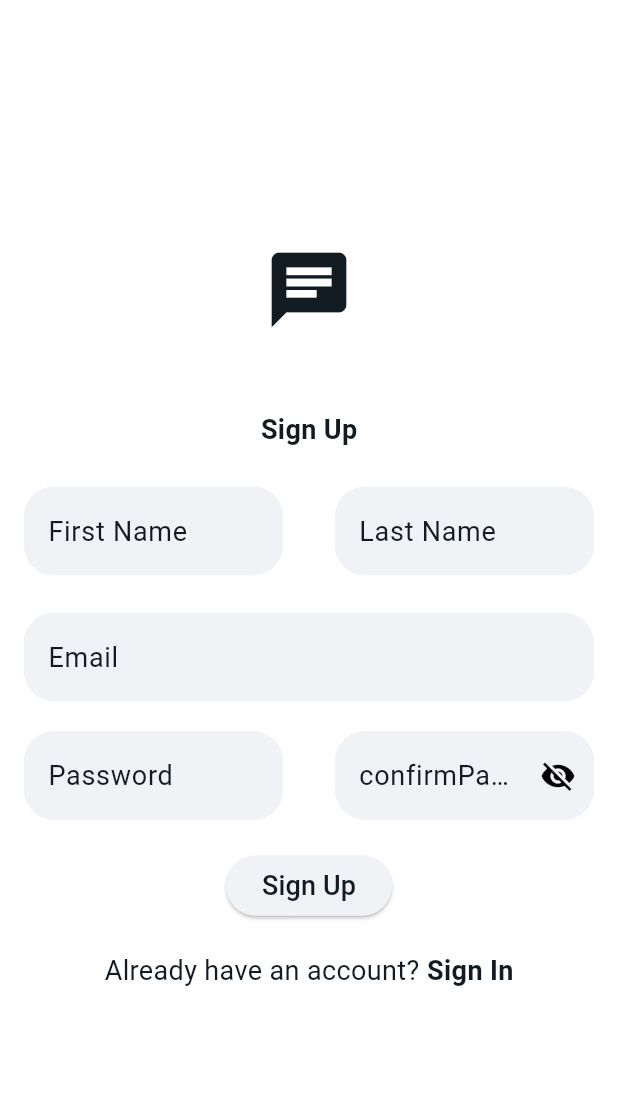
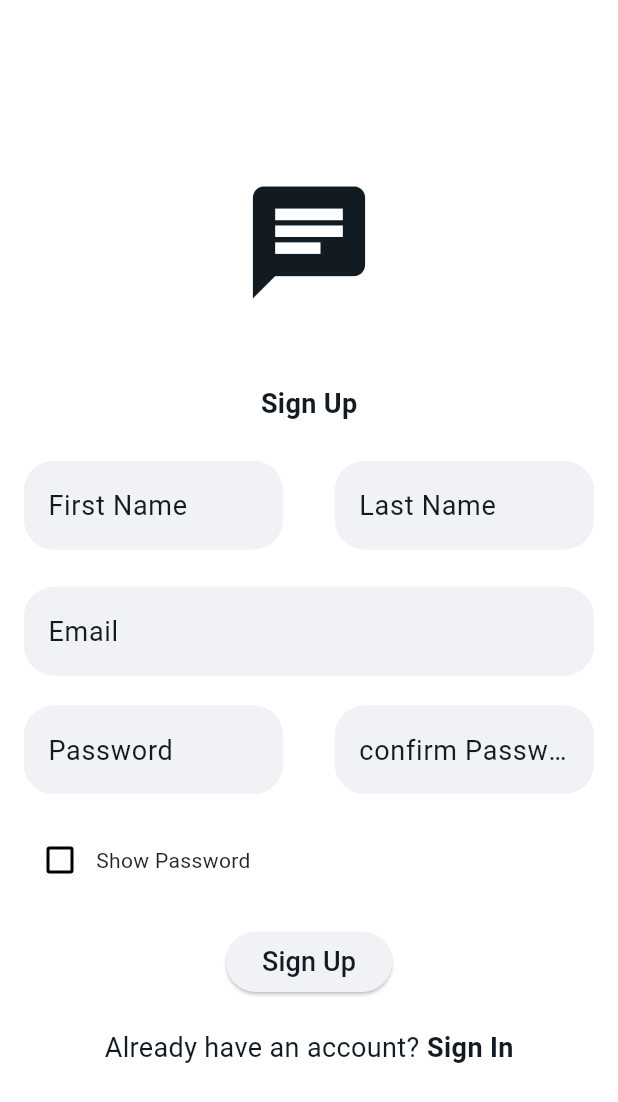
Before and after one commit to m7md3bbas/BuddyChat, a Flutter app: the screen it shows after launch, after a tap on "Sign Up", on a phone screen of 412 x 824 dp. Shown: the top 1102 px of the screen. Run offline on Flutter 3.47's test engine with Material 3 defaults, Android fonts, the phone set to English and light mode, and no system bars; our stand-ins replace bloc, cloud_firestore, dartz, firebase_auth, firebase_core, flutter_bloc and 5 more; missing offline and left inert: firebase_cloud_firestore; accounts and stored records are empty.

Commit message:
fix some feature in register and login

```diff
--- a/lib/features/auth/presentation/views/login.dart
+++ b/lib/features/auth/presentation/views/login.dart
@@ -2,6 +2,7 @@ import 'package:TaklyAPP/core/functions/font_size_controller.dart';
 import 'package:TaklyAPP/core/widgets/mybutton.dart';
 import 'package:TaklyAPP/core/widgets/mytextfield.dart';
 import 'package:TaklyAPP/features/auth/presentation/manager/cubit/auth_cubit.dart';
+import 'package:TaklyAPP/features/auth/presentation/views/widgets/show_password.dart';
 import 'package:flutter/material.dart';
 import 'package:flutter_bloc/flutter_bloc.dart';
 import 'package:get/get.dart';
@@ -48,12 +49,13 @@ class _LoginState extends State<Login> {
                   child: Center(
                     child: Column(
                       children: [
-                        const SizedBox(
-                          height: 50,
+                        SizedBox(
+                          height: context.height * 0.15,
                         ),
                         Icon(
                           Icons.chat,
-                          size: 60,
+                          size:
+                              Get.find<FontSizeController>().fontSize.value * 5,
                           color: Theme.of(context).colorScheme.primary,
                         ),
                         const SizedBox(
@@ -93,44 +95,7 @@ class _LoginState extends State<Login> {
                         const SizedBox(
                           height: 20,
                         ),
-                        Row(
-                          children: [
-                            ValueListenableBuilder<bool>(
-                              valueListenable: isObscuredNotifier,
-                              builder: (context, isObscured, child) {
-                                return Checkbox(
-                                  value: !isObscured,
-                                  onChanged: (value) {
-                                    isObscuredNotifier.value = !isObscured;
-                                  },
-                                );
-                              },
-                            ),
-                            const Text('Show Password'),
-                            const Spacer(),
-                            GestureDetector(
-                              onTap: () {
-                                Get.toNamed('/forgetPassword');
-                              },
-                              child: GestureDetector(
-                                onTap: () => Get.toNamed('/forgetPassword'),
-                                child: Obx(() {
-                                  return Text(
-                                    'forgetPassword'.tr,
-                                    style: TextStyle(
-                                      fontSize: Get.find<FontSizeController>()
-                                          .fontSize
-                                          .value,
-                                      color:
-                                          Theme.of(context).colorScheme.primary,
-                                      fontWeight: FontWeight.bold,
-                                    ),
-                                  );
-                                }),
-                              ),
-                            )
-                          ],
-                        ),
+                        ShowPassword(isLogin: true,isObscuredNotifier: isObscuredNotifier),
                         const SizedBox(
                           height: 20,
                         ),
@@ -194,12 +159,8 @@ class _LoginState extends State<Login> {
     );
   }
 
-  void unfocusKeyboard() {
+  void login() {
     FocusScope.of(context).unfocus();
-  }
-
-  void login() {
-    unfocusKeyboard();
 
     if (emailController.text.isNotEmpty && passwordController.text.isNotEmpty) {
       cubit.loginUser(
--- a/lib/features/auth/presentation/views/register.dart
+++ b/lib/features/auth/presentation/views/register.dart
@@ -5,30 +5,29 @@ import 'package:TaklyAPP/core/validtors/password_validators.dart';
 import 'package:TaklyAPP/core/widgets/mybutton.dart';
 import 'package:TaklyAPP/core/widgets/mytextfield.dart';
 import 'package:TaklyAPP/features/auth/presentation/manager/cubit/auth_cubit.dart';
+import 'package:TaklyAPP/features/auth/presentation/views/widgets/show_password.dart';
 import 'package:flutter/material.dart';
 import 'package:flutter_bloc/flutter_bloc.dart';
 import 'package:get/get.dart';
 
 class Register extends StatefulWidget {
-  const Register({super.key,});
+  const Register({
+    super.key,
+  });
 
   @override
   State<Register> createState() => _RegisterState();
 }
 
 class _RegisterState extends State<Register> {
-  final fnameController = TextEditingController();
-
-  final lnameController = TextEditingController();
-
-  final emailController = TextEditingController();
-
-  final passwordController = TextEditingController();
-
-  final confirmPasswordController = TextEditingController();
-  bool isloading = false;
-  bool isobscure = true;
- var cubit = Get.find<AuthCubit>();
+  final TextEditingController fnameController = TextEditingController();
+  final TextEditingController lnameController = TextEditingController();
+  final TextEditingController emailController = TextEditingController();
+  final TextEditingController passwordController = TextEditingController();
+  final ValueNotifier<bool> isObscuredNotifier = ValueNotifier<bool>(true);
+  final TextEditingController confirmPasswordController =
+      TextEditingController();
+  var cubit = Get.find<AuthCubit>();
   @override
   Widget build(BuildContext context) {
     return GestureDetector(
@@ -38,7 +37,7 @@ class _RegisterState extends State<Register> {
       child: Scaffold(
         backgroundColor: Theme.of(context).colorScheme.surface,
         body: BlocBuilder<AuthCubit, AuthState>(
-          bloc:cubit,
+          bloc: cubit,
           builder: (context, state) {
             return SafeArea(
               child: Center(
@@ -48,9 +47,13 @@ class _RegisterState extends State<Register> {
                     child: Column(
                       mainAxisAlignment: MainAxisAlignment.center,
                       children: [
+                        SizedBox(
+                          height: context.height * 0.0045,
+                        ),
                         Icon(
                           Icons.chat,
-                          size: 60,
+                          size:
+                              Get.find<FontSizeController>().fontSize.value * 5,
                           color: Theme.of(context).colorScheme.primary,
                         ),
                         const SizedBox(
@@ -107,35 +110,41 @@ class _RegisterState extends State<Register> {
                           children: [
                             Expanded(
                               flex: 5,
-                              child: MyTextField(
-                                  controller: passwordController,
-                                  obscure: isobscure,
-                                  type: "password".tr),
+                              child: ValueListenableBuilder<bool>(
+                                valueListenable: isObscuredNotifier,
+                                builder: (context, isObscured, child) {
+                                  return MyTextField(
+                                    type: 'Password',
+                                    controller: passwordController,
+                                    obscure: isObscured,
+                                  );
+                                },
+                              ),
                             ),
                             const Spacer(
                               flex: 1,
                             ),
                             Expanded(
                               flex: 5,
-                              child: MyTextField(
-                                  suffixIcon: IconButton(
-                                    icon: Icon(
-                                      !isobscure
-                                          ? Icons.visibility
-                                          : Icons.visibility_off,
-                                    ),
-                                    onPressed: () {
-                                      setState(() {
-                                        isobscure = !isobscure;
-                                      });
-                                    },
-                                  ),
-                                  controller: confirmPasswordController,
-                                  obscure: isobscure,
-                                  type: "confirmPassword".tr),
+                              child: ValueListenableBuilder<bool>(
+                                valueListenable: isObscuredNotifier,
+                                builder: (context, isObscured, child) {
+                                  return MyTextField(
+                                    type: 'confirm Password',
+                                    controller: confirmPasswordController,
+                                    obscure: isObscured,
+                                  );
+                                },
+                              ),
                             ),
                           ],
                         ),
+                        const SizedBox(
+                          height: 20,
+                        ),
+                        ShowPassword(
+                            isLogin: false,
+                            isObscuredNotifier: isObscuredNotifier),
                         const SizedBox(
                           height: 20,
                         ),
@@ -166,8 +175,8 @@ class _RegisterState extends State<Register> {
                               width: 5,
                             ),
                             GestureDetector(
-                              onTap:(){
-                                Get.toNamed("/");
+                              onTap: () {
+                                Get.back();
                               },
                               child: Obx(() {
                                 return Text(
@@ -197,11 +206,6 @@ class _RegisterState extends State<Register> {
   }
 
   void register() async {
-    unfocusKeyboard();
-    setState(() {
-      isloading = true;
-    });
-
     final String fullName =
         "${fnameController.text.trim()} ${lnameController.text.trim()}";
 
@@ -210,10 +214,7 @@ class _RegisterState extends State<Register> {
         PasswordValidators.validatePassword(passwordController.text.trim()) !=
             null ||
         NameValidators.validateName(fullName) != null) {
-      setState(() {
-        isloading = false;
-      });
-      return; // Stop execution if any validation fails
+      return;
     }
 
     // Step 2: Check if all fields are filled
@@ -230,37 +231,21 @@ class _RegisterState extends State<Register> {
               email: emailController.text.trim(),
               password: passwordController.text.trim(),
               name: fullName);
-          // Optionally clear the controllers here after successful registration
           emailController.clear();
           passwordController.clear();
           confirmPasswordController.clear();
           fnameController.clear();
           lnameController.clear();
         } catch (e) {
-          // Handle errors during registration
           Get.snackbar("Error", "An error occurred during registration.");
-          // Log error for debugging
         }
       } else {
-        // Passwords don't match
         passwordController.clear();
         confirmPasswordController.clear();
         Get.snackbar("Error", "Passwords do not match");
       }
     } else {
-      // One or more fields are empty
       Get.snackbar("Error", "Please fill in all fields");
     }
-
-    // Step 4: Reset loading state after registration attempt
-    if (mounted) {
-      setState(() {
-        isloading = false;
-      });
-    }
-  }
-
-  void unfocusKeyboard() {
-    FocusScope.of(context).unfocus();
   }
 }
--- /dev/null
+++ b/lib/features/auth/presentation/views/widgets/show_password.dart
@@ -0,0 +1,54 @@
+import 'package:TaklyAPP/core/functions/font_size_controller.dart';
+import 'package:flutter/material.dart';
+import 'package:get/get.dart';
+
+class ShowPassword extends StatelessWidget {
+  const ShowPassword({
+    super.key,
+    required this.isObscuredNotifier,
+    required this.isLogin,
+  });
+
+  final ValueNotifier<bool> isObscuredNotifier;
+  final bool isLogin;
+  @override
+  Widget build(BuildContext context) {
+    return Row(
+      children: [
+        ValueListenableBuilder<bool>(
+          valueListenable: isObscuredNotifier,
+          builder: (context, isObscured, child) {
+            return Checkbox(
+              value: !isObscured,
+              onChanged: (value) {
+                isObscuredNotifier.value = !isObscured;
+              },
+            );
+          },
+        ),
+        const Text('Show Password'),
+        const Spacer(),
+        isLogin
+            ? GestureDetector(
+                onTap: () {
+                  Get.toNamed('/forgetPassword');
+                },
+                child: GestureDetector(
+                  onTap: () => Get.toNamed('/forgetPassword'),
+                  child: Obx(() {
+                    return Text(
+                      'forgetPassword'.tr,
+                      style: TextStyle(
+                        fontSize: Get.find<FontSizeController>().fontSize.value,
+                        color: Theme.of(context).colorScheme.primary,
+                        fontWeight: FontWeight.bold,
+                      ),
+                    );
+                  }),
+                ),
+              )
+            : Container()
+      ],
+    );
+  }
+}
```
